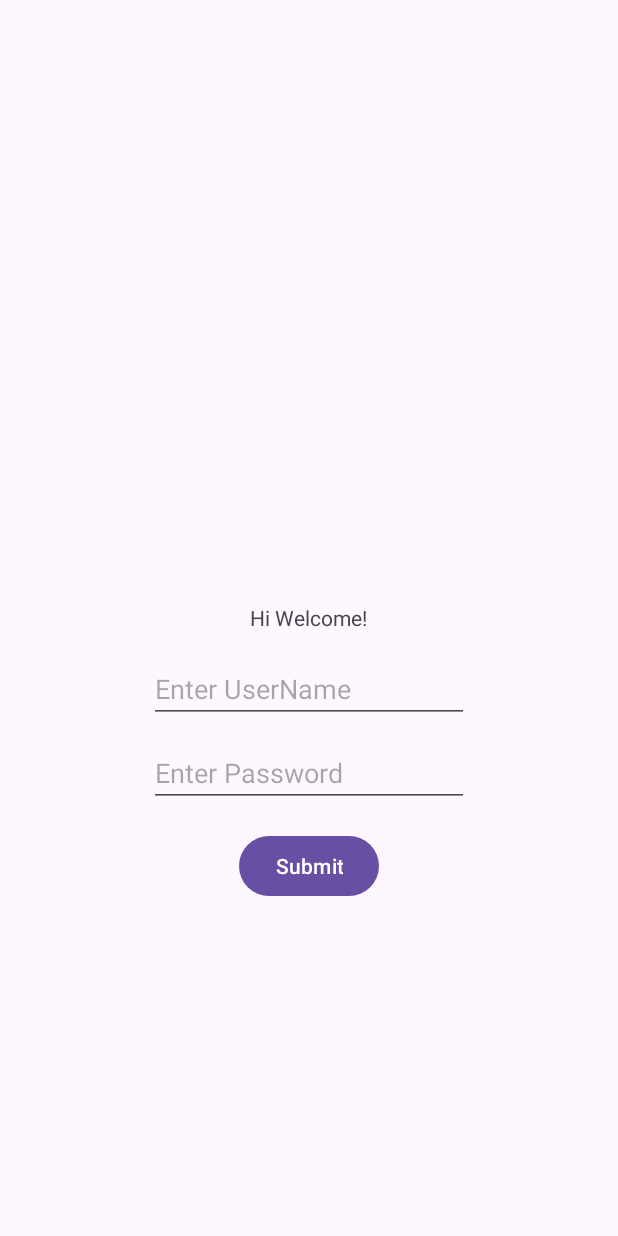
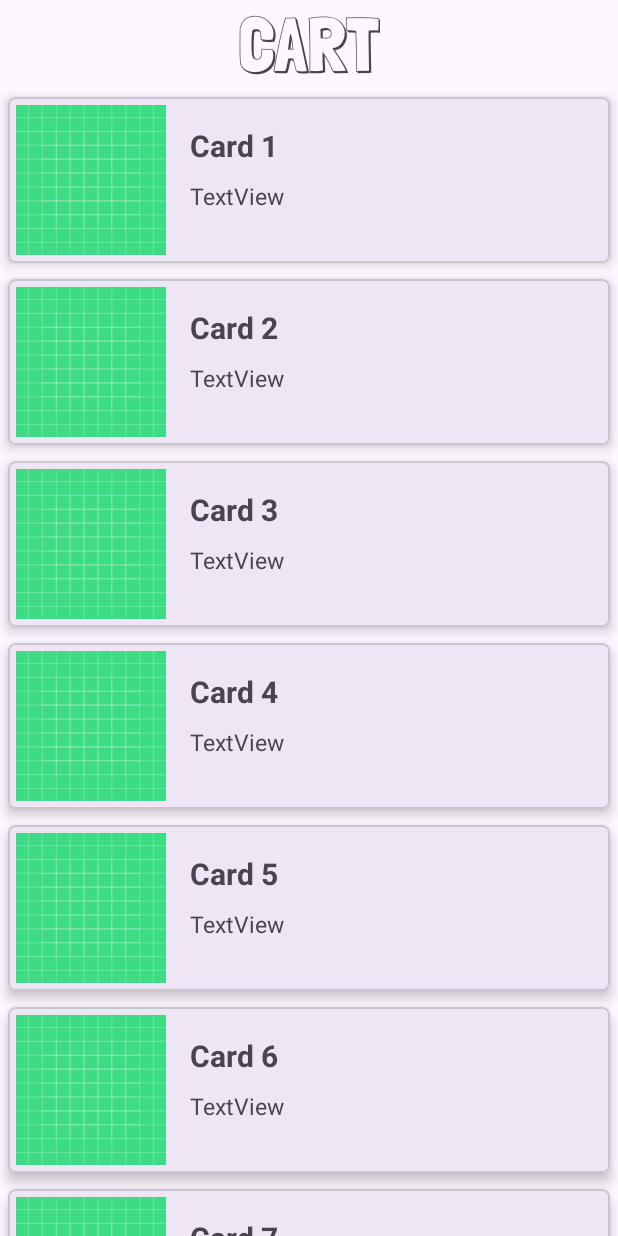
Before and after one commit to shakthishamruth/MyCart, an Android app: the screen it shows after launch (MainActivity), after a tap on "Submit", on a phone screen of 412 x 824 dp. Run offline under Robolectric (Android 15) with nearby library versions, the light colour scheme and no system bars; 1 other tap on this screen came first.

Commit message:
Added recyclerView and CardView

```diff
--- a/app/build.gradle.kts
+++ b/app/build.gradle.kts
@@ -35,6 +35,8 @@ dependencies {
 
     implementation("androidx.appcompat:appcompat:1.6.1")
     implementation("com.google.android.material:material:1.9.0")
+    implementation("androidx.recyclerview:recyclerview:1.3.1")
+    implementation("androidx.cardview:cardview:1.0.0")
     implementation("androidx.constraintlayout:constraintlayout:2.1.4")
     testImplementation("junit:junit:4.13.2")
     androidTestImplementation("androidx.test.ext:junit:1.1.5")
--- /dev/null
+++ b/app/src/main/java/com/example/mycart/Adapter.java
@@ -0,0 +1,64 @@
+package com.example.mycart;
+
+import android.annotation.SuppressLint;
+import android.content.Context;
+import android.view.LayoutInflater;
+import android.view.View;
+import android.view.ViewGroup;
+import android.widget.TextView;
+
+import androidx.annotation.NonNull;
+import androidx.recyclerview.widget.RecyclerView;
+
+import java.util.ArrayList;
+
+public class Adapter extends RecyclerView.Adapter<Adapter.ViewHolder> {
+
+    private LayoutInflater layoutInflater;
+
+    private ArrayList<String> data = new ArrayList<>();
+
+
+    Adapter(Context context, ArrayList<String> data) {
+        this.layoutInflater = LayoutInflater.from(context);
+        this.data = data;
+    }
+
+    @NonNull
+    @Override
+    public ViewHolder onCreateViewHolder(@NonNull ViewGroup parent, int viewType) {
+        View view = layoutInflater.inflate(R.layout.custom_view, parent, false);
+        return new ViewHolder(view);
+    }
+
+    @Override
+    public void onBindViewHolder(@NonNull ViewHolder holder, int position) {
+        // bind the textview and data received
+
+        String title = data.get(position);
+        holder.textTitle.setText(title);
+        // similarly can be set for images
+    }
+
+    @Override
+    public int getItemCount() {
+        return data.size();
+    }
+
+    @SuppressLint("NotifyDataSetChanged")
+    public void setData(ArrayList<String> data) {
+        this.data = data;
+        notifyDataSetChanged();
+    }
+
+    public class ViewHolder extends RecyclerView.ViewHolder {
+
+        TextView textTitle, textDesc;
+
+        public ViewHolder(@NonNull View itemView) {
+            super(itemView);
+            textTitle = itemView.findViewById(R.id.textTitle);
+            textDesc = itemView.findViewById(R.id.textDesc);
+        }
+    }
+}
--- /dev/null
+++ b/app/src/main/java/com/example/mycart/GroceryItem.java
@@ -0,0 +1,28 @@
+package com.example.mycart;
+
+public class GroceryItem {
+    private String title;
+    private String desc;
+    private String imageUrl;
+
+    public GroceryItem(String title, String desc) {
+        this.title = title;
+        this.desc = desc;
+    }
+
+    public String getTitle() {
+        return title;
+    }
+
+    public String getDesc() {
+        return desc;
+    }
+
+    public void setTitle(String title) {
+        this.title = title;
+    }
+
+    public void setDesc(String desc) {
+        this.desc = desc;
+    }
+}
--- a/app/src/main/java/com/example/mycart/MainActivity.java
+++ b/app/src/main/java/com/example/mycart/MainActivity.java
@@ -8,29 +8,54 @@ import android.widget.TextView;
 import android.widget.Toast;
 
 import androidx.appcompat.app.AppCompatActivity;
+import androidx.recyclerview.widget.LinearLayoutManager;
+import androidx.recyclerview.widget.RecyclerView;
+
+import java.util.ArrayList;
 
 public class MainActivity extends AppCompatActivity {
 
+    // Adapter and RecyclerView
+    RecyclerView recyclerView;
+    Adapter adapter;
+    ArrayList<String> items;
+
+    // Startup
     Button startupLogIn;
 
+    // Login
     private TextView userName;
 
+    // All
     private int layout = 0;
 
     public static final String SHARED_PREFS = "sharedPrefs";
     public static final String TEXT = "text";
-
     private String text;
 
+    // Main
     @Override
     protected void onCreate(Bundle savedInstanceState) {
         super.onCreate(savedInstanceState);
         setContentView(R.layout.startup);
 
+        items = new ArrayList<>();
+        items.add("Card 1");
+        items.add("Card 2");
+        items.add("Card 3");
+        items.add("Card 4");
+        items.add("Card 5");
+        items.add("Card 6");
+        items.add("Card 7");
+        items.add("Card 8");
+        items.add("Card 9");
+        items.add("Card 10");
+
         startupLogIn = findViewById(R.id.startupLogIn);
 
     }
 
+    // Startup to login
     public void onClickLogIn(View view) {
         layout = 1;
         setContentView(R.layout.login);
@@ -39,15 +64,31 @@ public class MainActivity extends AppCompatActivity {
         updateViews();
     }
 
+    // Login to activity_main
     public void onClickSubmit(View view) {
         saveData();
+        layout = 2;
+        setContentView(R.layout.activity_main);
+        recyclerView = findViewById(R.id.recyclerView);
+
+        recyclerView.setLayoutManager(new LinearLayoutManager(this));
+        adapter = new Adapter(this, items);
+        recyclerView.setAdapter(adapter);
     }
 
+
+    // All
     @Override
     public void onBackPressed() {
         if (layout == 1) {
             setContentView(R.layout.startup);
             layout = 0;
+        } else if (layout == 2) {
+            layout = 1;
+            setContentView(R.layout.login);
+            userName = findViewById(R.id.userName);
+            loadData();
+            updateViews();
         } else {
             super.onBackPressed();
         }
--- a/app/src/main/res/layout/activity_main.xml
+++ b/app/src/main/res/layout/activity_main.xml
@@ -1,18 +1,24 @@
 <?xml version="1.0" encoding="utf-8"?>
-<androidx.constraintlayout.widget.ConstraintLayout xmlns:android="http://schemas.android.com/apk/res/android"
-    xmlns:app="http://schemas.android.com/apk/res-auto"
+<RelativeLayout xmlns:android="http://schemas.android.com/apk/res/android"
     xmlns:tools="http://schemas.android.com/tools"
     android:layout_width="match_parent"
     android:layout_height="match_parent"
     tools:context="com.example.mycart.MainActivity">
 
     <TextView
+        android:id="@+id/textCart"
         android:layout_width="wrap_content"
         android:layout_height="wrap_content"
-        android:text="Hello World!"
-        app:layout_constraintBottom_toBottomOf="parent"
-        app:layout_constraintEnd_toEndOf="parent"
-        app:layout_constraintStart_toStartOf="parent"
-        app:layout_constraintTop_toTopOf="parent" />
+        android:layout_centerHorizontal="true"
+        android:fontFamily="@font/londrina_shadow"
+        android:text="CART"
+        android:textSize="50dp" />
 
-</androidx.constraintlayout.widget.ConstraintLayout>
+    <androidx.recyclerview.widget.RecyclerView
+        android:id="@+id/recyclerView"
+        android:layout_width="match_parent"
+        android:layout_height="match_parent"
+        android:layout_below="@+id/textCart"
+        android:layout_centerHorizontal="true" />
+
+</RelativeLayout>
--- /dev/null
+++ b/app/src/main/res/layout/custom_view.xml
@@ -0,0 +1,62 @@
+<?xml version="1.0" encoding="utf-8"?>
+<com.google.android.material.card.MaterialCardView xmlns:android="http://schemas.android.com/apk/res/android"
+    xmlns:app="http://schemas.android.com/apk/res-auto"
+    android:layout_width="match_parent"
+    android:layout_height="wrap_content"
+    android:layout_margin="5dp"
+    android:padding="10dp"
+    app:cardCornerRadius="5dp"
+    app:cardElevation="5dp"
+    app:layout_constraintEnd_toEndOf="parent"
+    app:layout_constraintEnd_toStartOf="parent"
+    app:layout_constraintTop_toTopOf="parent">
+
+    <androidx.constraintlayout.widget.ConstraintLayout
+        android:layout_width="match_parent"
+        android:layout_height="wrap_content"
+        android:padding="5dp">
+
+        <ImageView
+            android:id="@+id/imageView"
+            android:layout_width="100dp"
+            android:layout_height="100dp"
+            android:src="@drawable/ic_launcher_background"
+            app:layout_constraintBottom_toBottomOf="parent"
+            app:layout_constraintStart_toStartOf="parent"
+            app:layout_constraintTop_toTopOf="parent" />
+
+        <TextView
+            android:id="@+id/textTitle"
+            android:layout_width="0dp"
+            android:layout_height="wrap_content"
+            android:layout_marginStart="16dp"
+            android:layout_marginEnd="8dp"
+            android:layout_marginBottom="8dp"
+            android:text="Sample Card Title"
+            android:textSize="20sp"
+            android:textStyle="bold"
+            app:layout_constraintBottom_toBottomOf="parent"
+            app:layout_constraintEnd_toEndOf="parent"
+            app:layout_constraintStart_toEndOf="@+id/imageView"
+            app:layout_constraintTop_toTopOf="parent"
+            app:layout_constraintVertical_bias="0.20999998" />
+
+        <TextView
+            android:id="@+id/textDesc"
+            android:layout_width="0dp"
+            android:layout_height="wrap_content"
+            android:layout_marginStart="16dp"
+            android:layout_marginTop="8dp"
+            android:layout_marginEnd="8dp"
+            android:layout_marginBottom="8dp"
+            android:text="TextView"
+            android:textSize="15dp"
+            app:layout_constraintBottom_toBottomOf="parent"
+            app:layout_constraintEnd_toEndOf="parent"
+            app:layout_constraintStart_toEndOf="@+id/imageView"
+            app:layout_constraintTop_toBottomOf="@+id/textTitle"
+            app:layout_constraintVertical_bias="0.050000012" />
+
+    </androidx.constraintlayout.widget.ConstraintLayout>
+
+</com.google.android.material.card.MaterialCardView>
```
